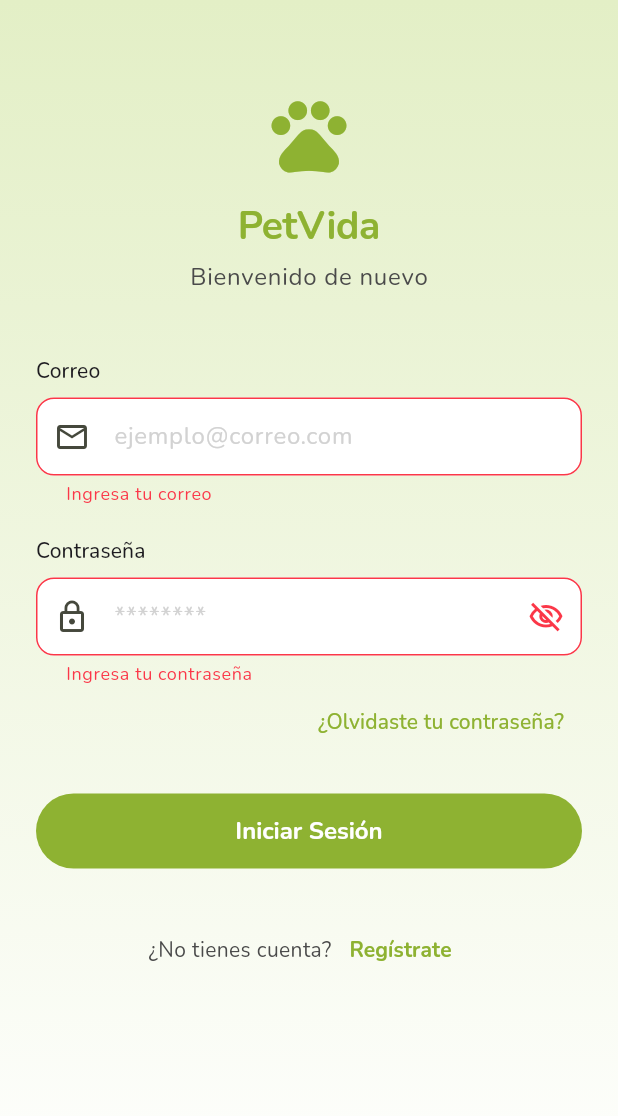
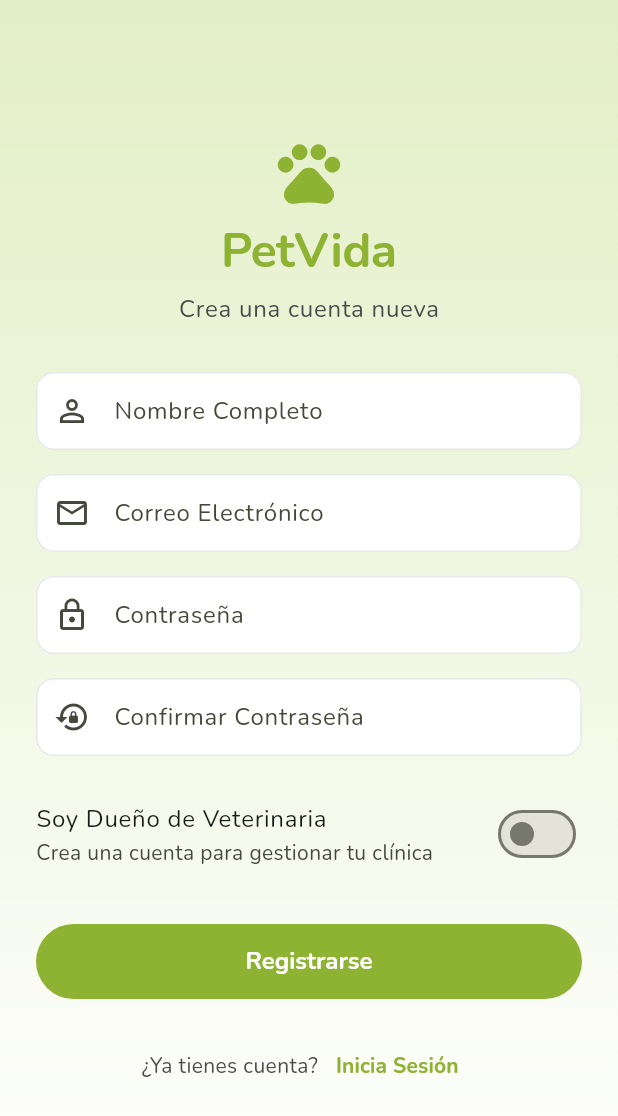
Before and after one commit to Shtolaa/PetVida-frontend, a Flutter app: the screen it shows after launch, after a tap on "Iniciar Sesión", after a tap on "Regístrate", on a phone screen of 412 x 824 dp. Shown: the top 1116 px of the screen. Run offline on Flutter 3.47's test engine with Material 3 defaults, Android fonts, the phone set to English and light mode, and no system bars; our stand-ins replace fl_chart, google_fonts, jwt_decoder, shared_preferences; accounts and stored records are empty; network calls fail.

```diff
--- a/lib/screens/auth/login_screen.dart
+++ b/lib/screens/auth/login_screen.dart
@@ -4,6 +4,7 @@ import '../../config/theme/app_theme.dart';
 import '../../providers/auth_provider.dart';
 import '../main_screen.dart';
 import '../web/web_layout_screen.dart';
+import 'register_screen.dart';
 
 class LoginScreen extends StatefulWidget {
   const LoginScreen({super.key});
@@ -181,7 +182,10 @@ class _LoginScreenState extends State<LoginScreen> {
                       const Text("¿No tienes cuenta?"),
                       TextButton(
                         onPressed: () {
-                          // TODO: Navegar a Registro
+                          Navigator.push(
+                            context,
+                            MaterialPageRoute(builder: (context) => const RegisterScreen()),
+                          );
                         },
                         child: const Text(
                           "Regístrate",
--- /dev/null
+++ b/lib/screens/auth/register_screen.dart
@@ -0,0 +1,205 @@
+import 'package:flutter/material.dart';
+import 'package:provider/provider.dart';
+import '../../config/theme/app_theme.dart';
+import '../../providers/auth_provider.dart';
+import '../main_screen.dart'; // Para ir al Home móvil
+import '../web/web_layout_screen.dart'; // Para ir al Dashboard web
+
+class RegisterScreen extends StatefulWidget {
+  const RegisterScreen({super.key});
+
+  @override
+  State<RegisterScreen> createState() => _RegisterScreenState();
+}
+
+class _RegisterScreenState extends State<RegisterScreen> {
+  final _formKey = GlobalKey<FormState>();
+
+  // Controladores
+  final _nameController = TextEditingController();
+  final _emailController = TextEditingController();
+  final _passwordController = TextEditingController();
+  final _confirmPasswordController = TextEditingController();
+
+  // Opción para veterinarios (Tu idea)
+  bool _isVeterinario = false;
+
+  @override
+  Widget build(BuildContext context) {
+    final authProvider = Provider.of<AuthProvider>(context);
+
+    return Scaffold(
+      body: Container(
+        width: double.infinity,
+        height: double.infinity,
+        decoration: const BoxDecoration(
+          gradient: LinearGradient(
+            begin: Alignment.topCenter,
+            end: Alignment.bottomCenter,
+            colors: [
+              AppColors.primary100,
+              Colors.white,
+            ],
+          ),
+        ),
+        child: SafeArea(
+          child: Center(
+            child: SingleChildScrollView(
+              padding: const EdgeInsets.symmetric(horizontal: 24.0),
+              child: Form(
+                key: _formKey,
+                child: Column(
+                  crossAxisAlignment: CrossAxisAlignment.center,
+                  children: [
+                    // 1. Encabezado
+                    const Icon(Icons.pets, size: 50, color: AppColors.primary400),
+                    const SizedBox(height: 10),
+                    Text("PetVida", style: Theme.of(context).textTheme.displayLarge?.copyWith(color: AppColors.primary400, fontSize: 32)),
+                    const SizedBox(height: 8),
+                    Text("Crea una cuenta nueva", style: Theme.of(context).textTheme.bodyLarge),
+                    const SizedBox(height: 30),
+
+                    // 2. Nombre Completo
+                    TextFormField(
+                      controller: _nameController,
+                      decoration: const InputDecoration(
+                        labelText: "Nombre Completo",
+                        prefixIcon: Icon(Icons.person_outline),
+                      ),
+                      validator: (value) => value!.isEmpty ? "Ingresa tu nombre" : null,
+                    ),
+                    const SizedBox(height: 16),
+
+                    // 3. Correo
+                    TextFormField(
+                      controller: _emailController,
+                      keyboardType: TextInputType.emailAddress,
+                      decoration: const InputDecoration(
+                        labelText: "Correo Electrónico",
+                        prefixIcon: Icon(Icons.email_outlined),
+                      ),
+                      validator: (value) {
+                        if (value == null || value.isEmpty) return 'Ingresa tu correo';
+                        if (!value.contains('@')) return 'Correo inválido';
+                        return null;
+                      },
+                    ),
+                    const SizedBox(height: 16),
+
+                    // 4. Contraseña
+                    TextFormField(
+                      controller: _passwordController,
+                      obscureText: true,
+                      decoration: const InputDecoration(
+                        labelText: "Contraseña",
+                        prefixIcon: Icon(Icons.lock_outline),
+                      ),
+                      validator: (value) {
+                        if (value == null || value.length < 6) return 'Mínimo 6 caracteres';
+                        return null;
+                      },
+                    ),
+                    const SizedBox(height: 16),
+
+                    // 5. Confirmar Contraseña
+                    TextFormField(
+                      controller: _confirmPasswordController,
+                      obscureText: true,
+                      decoration: const InputDecoration(
+                        labelText: "Confirmar Contraseña",
+                        prefixIcon: Icon(Icons.lock_reset),
+                      ),
+                      validator: (value) {
+                        if (value != _passwordController.text) return 'Las contraseñas no coinciden';
+                        return null;
+                      },
+                    ),
+                    const SizedBox(height: 16),
+
+                    // 6. Opción "Soy Veterinario" (Tu idea implementada)
+                    SwitchListTile(
+                      title: const Text("Soy Dueño de Veterinaria"),
+                      subtitle: const Text("Crea una cuenta para gestionar tu clínica"),
+                      value: _isVeterinario,
+                      activeColor: AppColors.primary400,
+                      contentPadding: EdgeInsets.zero,
+                      onChanged: (val) {
+                        setState(() => _isVeterinario = val);
+                      },
+                    ),
+
+                    const SizedBox(height: 24),
+
+                    // 7. Mensaje de Error
+                    if (authProvider.errorMessage != null)
+                      Padding(
+                        padding: const EdgeInsets.only(bottom: 16.0),
+                        child: Text(
+                          authProvider.errorMessage!,
+                          style: const TextStyle(color: AppColors.error, fontWeight: FontWeight.bold),
+                          textAlign: TextAlign.center,
+                        ),
+                      ),
+
+                    // 8. Botón Registrarse
+                    SizedBox(
+                      width: double.infinity,
+                      height: 50,
+                      child: ElevatedButton(
+                        onPressed: authProvider.isLoading
+                            ? null
+                            : () async {
+                                if (_formKey.currentState!.validate()) {
+                                  final success = await authProvider.register(
+                                    _nameController.text,
+                                    _emailController.text,
+                                    _passwordController.text,
+                                    _isVeterinario,
+                                  );
+
+                                  if (success && context.mounted) {
+                                    // Redirección inteligente según el rol elegido
+                                    Widget nextScreen = _isVeterinario
+                                        ? const WebLayoutScreen()
+                                        : const MainScreen();
+
+                                    Navigator.pushAndRemoveUntil(
+                                      context,
+                                      MaterialPageRoute(builder: (_) => nextScreen),
+                                      (route) => false,
+                                    );
+                                  }
+                                }
+                              },
+                        child: authProvider.isLoading
+                            ? const CircularProgressIndicator(color: Colors.white)
+                            : const Text("Registrarse"),
+                      ),
+                    ),
+
+                    const SizedBox(height: 20),
+
+                    // 9. Volver al Login
+                    Row(
+                      mainAxisAlignment: MainAxisAlignment.center,
+                      children: [
+                        const Text("¿Ya tienes cuenta?"),
+                        TextButton(
+                          onPressed: () => Navigator.pop(context),
+                          child: const Text(
+                            "Inicia Sesión",
+                            style: TextStyle(color: AppColors.primary400, fontWeight: FontWeight.bold),
+                          ),
+                        ),
+                      ],
+                    ),
+                  ],
+                ),
+              ),
+            ),
+          ),
+        ),
+      ),
+    );
+  }
+}
```
Also changed, not shown: lib/providers/auth_provider.dart (+22 -1 lines), lib/services/auth_service.dart (+40 -0 lines).
